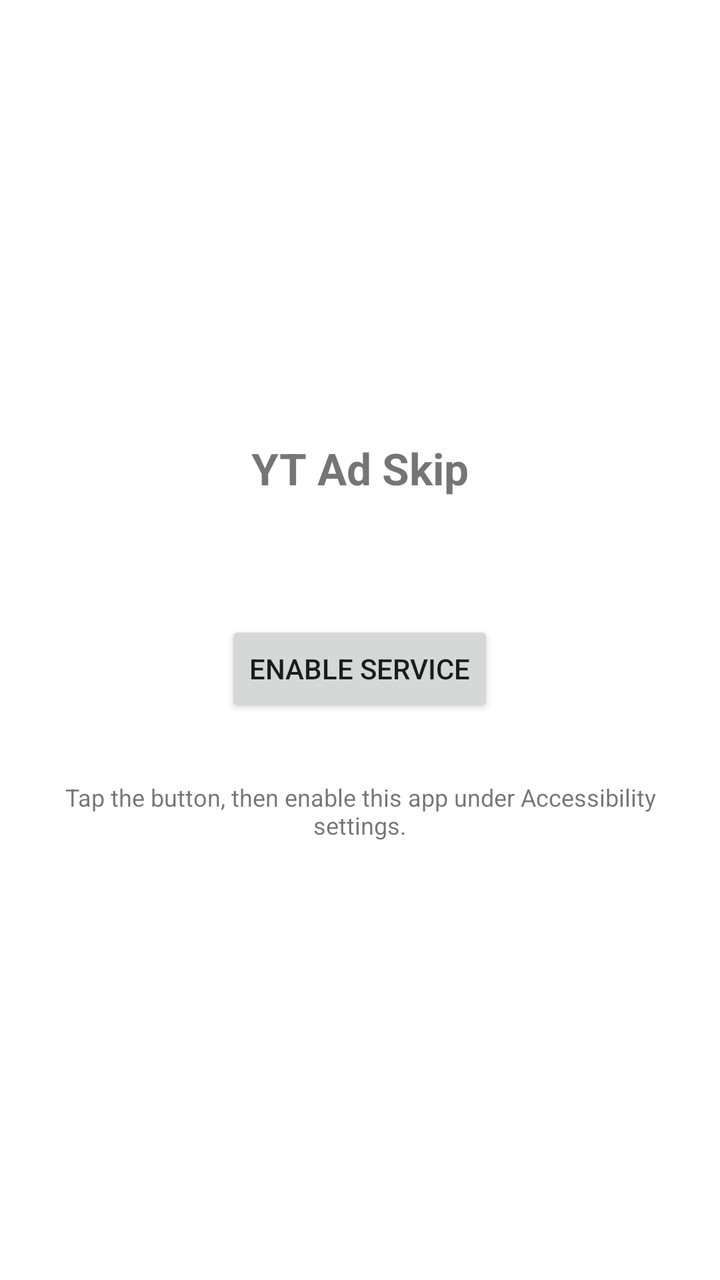
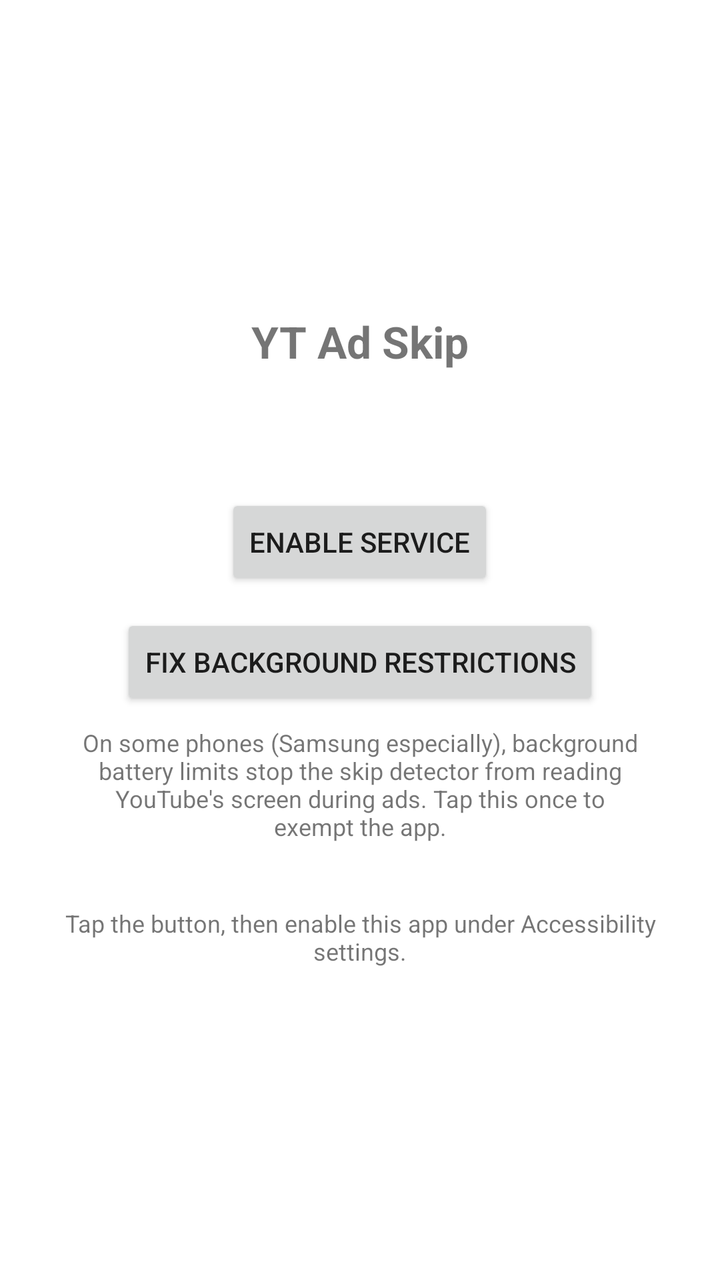

An Android layout rendered at two revisions. The XML below is the earlier revision; the diff shows what the commit changed to produce the second picture.
<!-- AndroidManifest.xml: application theme Theme.AdSkip -->
<!-- res/layout/activity_main.xml -->
<?xml version="1.0" encoding="utf-8"?>
<LinearLayout xmlns:android="http://schemas.android.com/apk/res/android"
    android:layout_width="match_parent"
    android:layout_height="match_parent"
    android:orientation="vertical"
    android:gravity="center"
    android:padding="24dp">

    <TextView
        android:id="@+id/titleText"
        android:layout_width="wrap_content"
        android:layout_height="wrap_content"
        android:text="@string/app_name"
        android:textSize="22sp"
        android:textStyle="bold"
        android:layout_marginBottom="16dp" />

    <TextView
        android:id="@+id/statusText"
        android:layout_width="wrap_content"
        android:layout_height="wrap_content"
        android:textSize="16sp"
        android:layout_marginBottom="24dp" />

    <Button
        android:id="@+id/enableButton"
        android:layout_width="wrap_content"
        android:layout_height="wrap_content"
        android:text="@string/button_enable" />

    <Button
        android:id="@+id/debugOverlayButton"
        android:layout_width="wrap_content"
        android:layout_height="wrap_content"
        android:layout_marginTop="12dp"
        android:visibility="gone"
        android:text="@string/button_debug_overlay_off" />

    <Switch
        android:id="@+id/overlayToggleSwitch"
        android:layout_width="wrap_content"
        android:layout_height="wrap_content"
        android:layout_marginTop="12dp"
        android:visibility="gone"
        android:text="@string/switch_overlay_toggle" />

    <TextView
        android:layout_width="wrap_content"
        android:layout_height="wrap_content"
        android:layout_marginTop="32dp"
        android:textSize="12sp"
        android:gravity="center"
        android:text="@string/hint_text" />

</LinearLayout>
<!-- resources referenced by this layout -->
<resources>
  <string name="app_name">YT Ad Skip</string>
  <string name="button_debug_overlay_off">Enable Debug Overlay</string>
  <string name="button_enable">Enable Service</string>
  <string name="hint_text">Tap the button, then enable this app under Accessibility settings.</string>
  <string name="switch_overlay_toggle">Show Debug Overlay</string>
  <style name="Theme.AdSkip" parent="Theme.MaterialComponents.DayNight.NoActionBar">
          <item name="colorPrimary">#1A73E8</item>
          <item name="colorPrimaryDark">#0B57BE</item>
          <item name="colorAccent">#1A73E8</item>
      </style>
</resources>

<!-- the commit's change to res/layout/activity_main.xml (unified diff, before → after) -->
@@ -29,6 +29,24 @@
         android:text="@string/button_enable" />
 
     <Button
+        android:id="@+id/batteryOptimizeButton"
+        android:layout_width="wrap_content"
+        android:layout_height="wrap_content"
+        android:layout_marginTop="12dp"
+        android:text="@string/button_battery_optimize_off" />
+
+    <TextView
+        android:id="@+id/batteryHintText"
+        android:layout_width="wrap_content"
+        android:layout_height="wrap_content"
+        android:layout_marginTop="8dp"
+        android:layout_marginStart="16dp"
+        android:layout_marginEnd="16dp"
+        android:textSize="12sp"
+        android:gravity="center"
+        android:text="@string/hint_battery_text" />
+
+    <Button
         android:id="@+id/debugOverlayButton"
         android:layout_width="wrap_content"
         android:layout_height="wrap_content"
<!-- resource entries referenced after the edit -->
@@ -1,8 +1,10 @@
 <!-- resources referenced by this layout -->
 <resources>
   <string name="app_name">YT Ad Skip</string>
+  <string name="button_battery_optimize_off">Fix Background Restrictions</string>
   <string name="button_debug_overlay_off">Enable Debug Overlay</string>
   <string name="button_enable">Enable Service</string>
+  <string name="hint_battery_text">On some phones (Samsung especially), background battery limits stop the skip detector from reading YouTube\'s screen during ads. Tap this once to exempt the app.</string>
   <string name="hint_text">Tap the button, then enable this app under Accessibility settings.</string>
   <string name="switch_overlay_toggle">Show Debug Overlay</string>
   <style name="Theme.AdSkip" parent="Theme.MaterialComponents.DayNight.NoActionBar">
